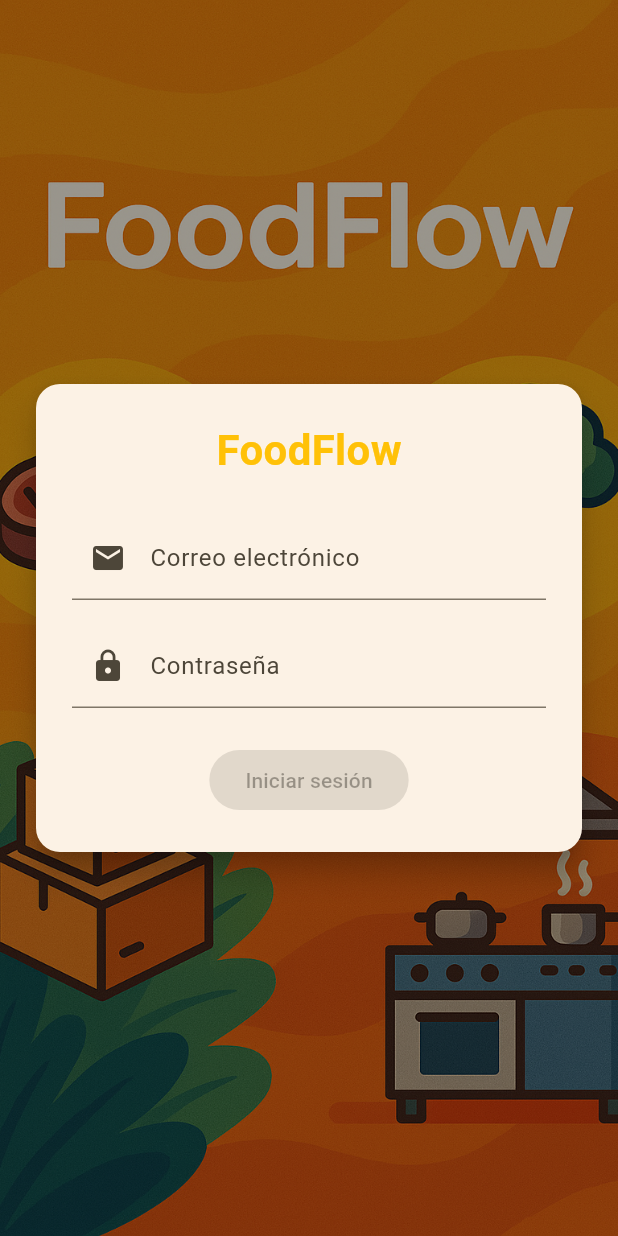
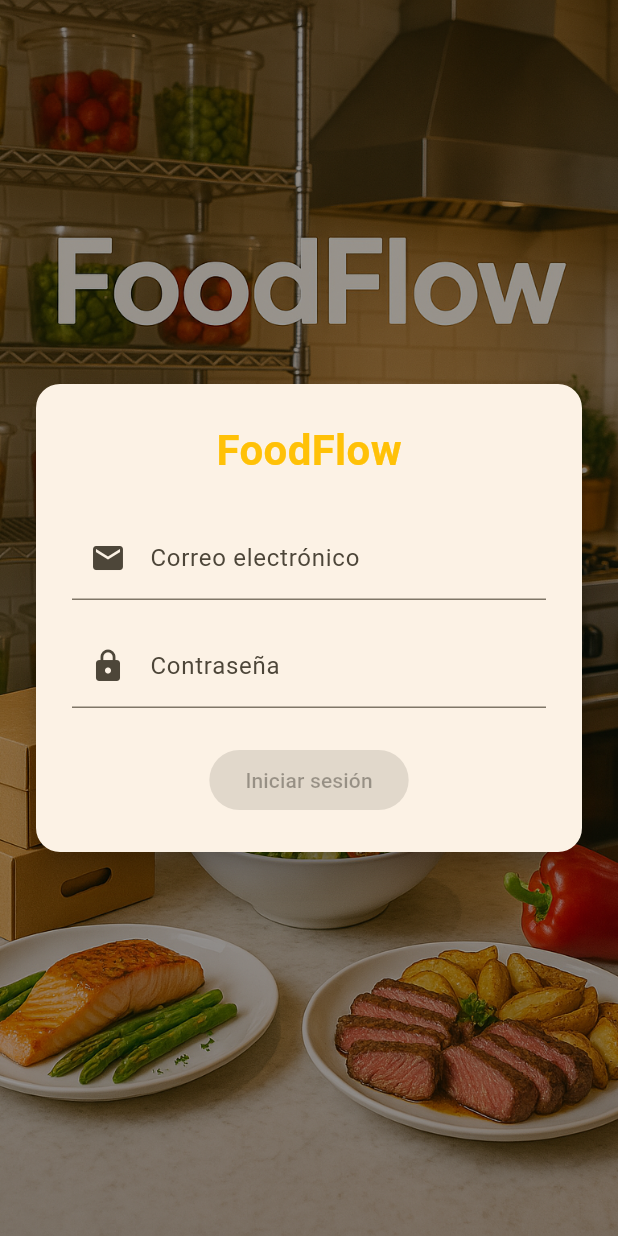
Before and after one commit to AlejandroRuF/FoofFlowApp, a Flutter app: the screen it shows after launch, on a phone screen of 412 x 824 dp. Run offline on Flutter 3.47's test engine with Material 3 defaults, Android fonts, the phone set to English and light mode, and no system bars; our stand-ins replace dio, shared_preferences, validators; accounts and stored records are empty.

Commit message:
Ajuste imagen Login

```diff
--- a/lib/core/constants/api_endpoints.dart
+++ b/lib/core/constants/api_endpoints.dart
@@ -1,5 +1,5 @@
 class ApiConfig {
-  static const String baseUrl = 'http://192.168.1.140:8000/api/';
+  static const String baseUrl = 'http://192.168.0.7:8000/api/';
 }
 
 class ApiEndpoints {
--- a/lib/core/services/api_services.dart
+++ b/lib/core/services/api_services.dart
@@ -1,4 +1,5 @@
 import 'package:dio/dio.dart';
+import 'package:flutter/foundation.dart';
 import 'package:foodflow_app/core/constants/api_endpoints.dart';
 import 'package:foodflow_app/core/services/user_sesion_service.dart';
 
@@ -21,7 +22,9 @@ class ApiServices {
         },
 
         onError: (e, handler) {
-          print('Error global: ${e.message}');
+          if (kDebugMode) {
+            print('Error global: ${e.message}');
+          }
           return handler.next(e);
         },
       ),
--- a/lib/features/auth/login/login_view/login_screen.dart
+++ b/lib/features/auth/login/login_view/login_screen.dart
@@ -9,17 +9,22 @@ class LoginScreen extends StatelessWidget {
 
   @override
   Widget build(BuildContext context) {
+    final screenWidth = MediaQuery.of(context).size.width;
+    final imageFit = screenWidth >700 ? BoxFit.fitWidth : BoxFit.cover;
     return Scaffold(
       body: Stack(
         fit: StackFit.expand,
         children: [
           Image.asset(
-            'assets/images/ChatGPT Image 7 abr 2025, 22_25_44.png',
-            fit: BoxFit.cover,
+            'assets/images/login_bg.png',
+              fit: screenWidth >700 ? screenWidth >900 ? BoxFit.fill : BoxFit.fitWidth : BoxFit.cover,
+              width: double.infinity,
+              height: double.infinity,
+              alignment: screenWidth > 700 ? Alignment.center : Alignment.topCenter,
           ),
 
           // Capa semitransparente
-          Container(color: Colors.black.withOpacity(0.4)),
+          Container(color: Colors.black.withAlpha((0.4 * 255).round())),
 
           // Card con el contenido
           const Center(child: LoginCard()),
```
Also changed, not shown: assets/images/login_bg.png (renamed from assets/images/ChatGPT Image 7 abr 2025, 22_25_03.png), imagenes/ChatGPT Image 7 abr 2025, 17_44_59.png (added), imagenes/ChatGPT Image 7 abr 2025, 17_55_39.png (added), pubspec.lock.
